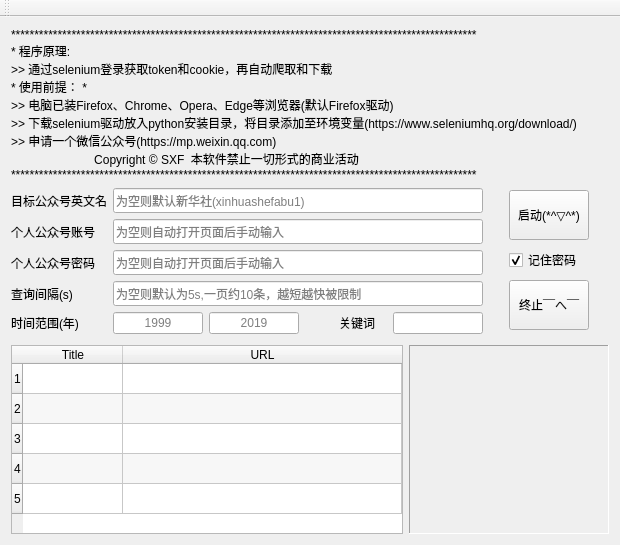
Before: the Qt Designer form Qt/WeChat/mainwindow.ui in 1061700625/WeChat_Article, drawn with Qt 5.
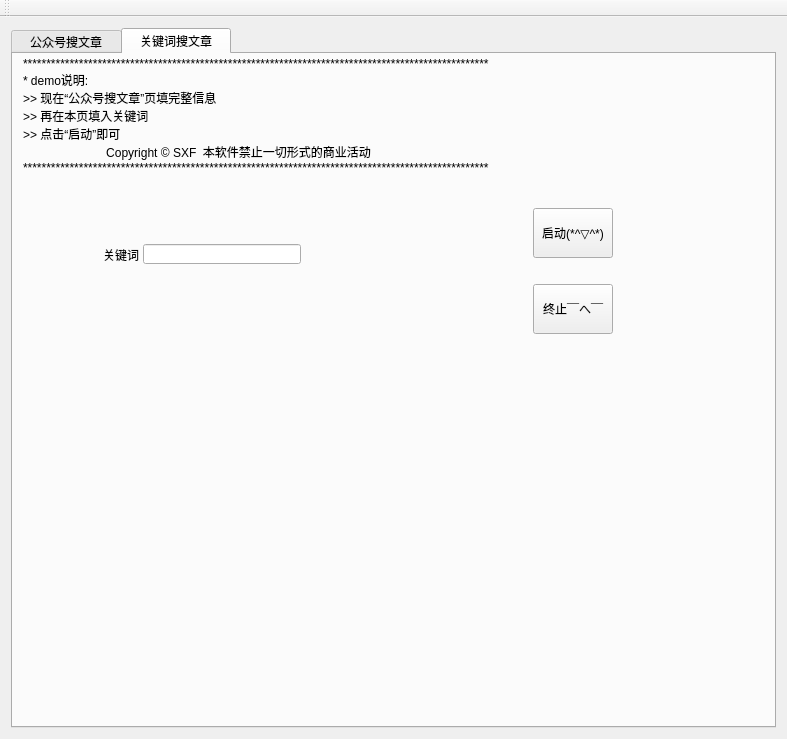
After: the same form once the commit is applied. Icons and pictures are not drawn.

```diff
--- a/Qt/WeChat/mainwindow.ui
+++ b/Qt/WeChat/mainwindow.ui
@@ -9,8 +9,8 @@
    <rect>
     <x>0</x>
     <y>0</y>
-    <width>620</width>
-    <height>545</height>
+    <width>787</width>
+    <height>739</height>
    </rect>
   </property>
   <property name="sizePolicy">
@@ -37,7 +37,24 @@
   </property>
   <widget class="QWidget" name="centralWidget">
    <layout class="QGridLayout" name="gridLayout">
-    <item row="3" column="0">
+    <item row="0" column="0">
+     <widget class="QTabWidget" name="tabWidget">
+      <property name="currentIndex">
+       <number>1</number>
+      </property>
+      <widget class="QWidget" name="tab">
+       <attribute name="title">
+        <string>  公众号搜文章  </string>
+       </attribute>
+       <widget class="QWidget" name="">
+        <property name="geometry">
+         <rect>
+          <x>10</x>
+          <y>394</y>
+          <width>715</width>
+          <height>236</height>
+         </rect>
+        </property>
      <layout class="QHBoxLayout" name="horizontalLayout_2">
       <item>
        <widget class="QTableWidget" name="tableWidget_result">
@@ -178,8 +195,16 @@
        </widget>
       </item>
      </layout>
-    </item>
-    <item row="1" column="0">
+       </widget>
+       <widget class="QWidget" name="">
+        <property name="geometry">
+         <rect>
+          <x>10</x>
+          <y>140</y>
+          <width>715</width>
+          <height>237</height>
+         </rect>
+        </property>
      <layout class="QHBoxLayout" name="horizontalLayout" stretch="1,0,0,0">
       <property name="sizeConstraint">
        <enum>QLayout::SetDefaultConstraint</enum>
@@ -477,9 +502,16 @@
        </spacer>
       </item>
      </layout>
-    </item>
-    <item row="0" column="0">
+       </widget>
      <widget class="QLabel" name="label_head">
+        <property name="geometry">
+         <rect>
+          <x>10</x>
+          <y>10</y>
+          <width>715</width>
+          <height>124</height>
+         </rect>
+        </property>
       <property name="minimumSize">
        <size>
         <width>0</width>
@@ -498,22 +530,117 @@
 ****************************************************************************************************</string>
       </property>
      </widget>
-    </item>
-    <item row="2" column="0">
-     <spacer name="verticalSpacer">
-      <property name="orientation">
-       <enum>Qt::Vertical</enum>
-      </property>
-      <property name="sizeType">
-       <enum>QSizePolicy::Preferred</enum>
-      </property>
-      <property name="sizeHint" stdset="0">
+      </widget>
+      <widget class="QWidget" name="tab_2">
+       <attribute name="title">
+        <string>  关键词搜文章  </string>
+       </attribute>
+       <widget class="QLabel" name="Label_time_2">
+        <property name="geometry">
+         <rect>
+          <x>90</x>
+          <y>190</y>
+          <width>36</width>
+          <height>21</height>
+         </rect>
+        </property>
+        <property name="text">
+         <string>关键词</string>
+        </property>
+       </widget>
+       <widget class="QLineEdit" name="lineEdit_keyword_2">
+        <property name="geometry">
+         <rect>
+          <x>130</x>
+          <y>190</y>
+          <width>158</width>
+          <height>20</height>
+         </rect>
+        </property>
+        <property name="minimumSize">
        <size>
-        <width>10</width>
-        <height>5</height>
-       </size>
-      </property>
-     </spacer>
+          <width>20</width>
+          <height>0</height>
+         </size>
+        </property>
+       </widget>
+       <widget class="QLabel" name="label_head_2">
+        <property name="geometry">
+         <rect>
+          <x>10</x>
+          <y>0</y>
+          <width>715</width>
+          <height>124</height>
+         </rect>
+        </property>
+        <property name="minimumSize">
+         <size>
+          <width>0</width>
+          <height>120</height>
+         </size>
+        </property>
+        <property name="text">
+         <string>****************************************************************************************************
+* demo说明:
+&gt;&gt; 现在“公众号搜文章”页填完整信息
+&gt;&gt; 再在本页填入关键词
+&gt;&gt; 点击“启动”即可
+                         Copyright © SXF  本软件禁止一切形式的商业活动
+****************************************************************************************************</string>
+        </property>
+       </widget>
+       <widget class="QPushButton" name="pushButton_stop_2">
+        <property name="geometry">
+         <rect>
+          <x>520</x>
+          <y>230</y>
+          <width>80</width>
+          <height>50</height>
+         </rect>
+        </property>
+        <property name="minimumSize">
+         <size>
+          <width>20</width>
+          <height>50</height>
+         </size>
+        </property>
+        <property name="cursor">
+         <cursorShape>PointingHandCursor</cursorShape>
+        </property>
+        <property name="text">
+         <string>终止￣へ￣</string>
+        </property>
+       </widget>
+       <widget class="QPushButton" name="pushButton_start_2">
+        <property name="geometry">
+         <rect>
+          <x>520</x>
+          <y>154</y>
+          <width>80</width>
+          <height>50</height>
+         </rect>
+        </property>
+        <property name="minimumSize">
+         <size>
+          <width>20</width>
+          <height>50</height>
+         </size>
+        </property>
+        <property name="cursor">
+         <cursorShape>PointingHandCursor</cursorShape>
+        </property>
+        <property name="text">
+         <string>启动(*^▽^*)</string>
+        </property>
+        <property name="iconSize">
+         <size>
+          <width>24</width>
+          <height>24</height>
+         </size>
+        </property>
+       </widget>
+      </widget>
+     </widget>
     </item>
    </layout>
   </widget>
```
Left out of the diff: 44 changed lines with no effect on the pictures. Lines whose indentation alone changed are shown as unchanged.
